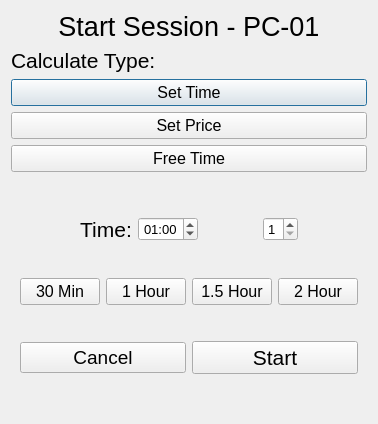
Before: the Qt Designer form UI/startsessiondialog.ui in Mohsenhatami000/GameNet-Manager, drawn with Qt 5.
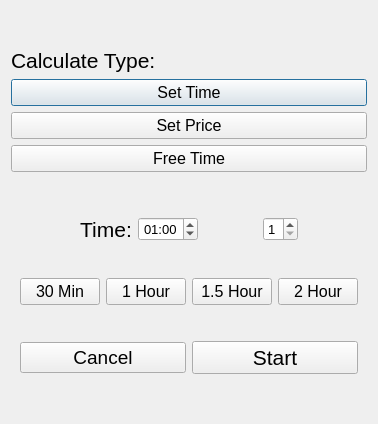
After: the same form once the commit is applied.

Commit message: feat: add name to start session dialog

What changed in the file:
```diff
--- a/UI/startsessiondialog.ui
+++ b/UI/startsessiondialog.ui
@@ -28,7 +28,7 @@
       </font>
      </property>
      <property name="text">
-      <string>Start Session - PC-01</string>
+      <string/>
      </property>
      <property name="alignment">
       <set>Qt::AlignmentFlag::AlignCenter</set>
```
Left out of the diff: 2 changed lines with no effect on the pictures. The commit also changes 3 other files.
